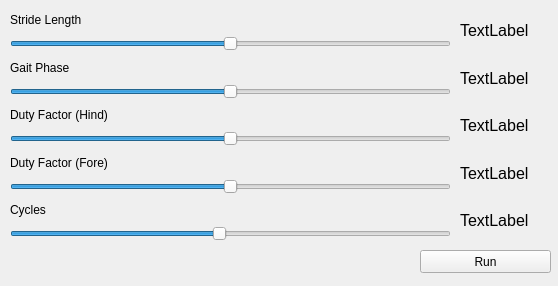
First picture: the form in resources/gui/GaitGeneratorUI.ui, repository sernst/Cadence, before the edit.
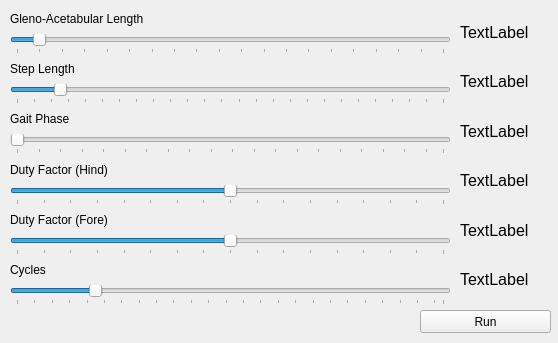
Second picture: the form after the edit.

Commit message: Updated GaitVisualizer with additional scene and material assignment for enhanced viewing.

What changed in the file:
```diff
--- a/resources/gui/GaitGeneratorUI.ui
+++ b/resources/gui/GaitGeneratorUI.ui
@@ -7,7 +7,7 @@
     <x>0</x>
     <y>0</y>
     <width>558</width>
-    <height>286</height>
+    <height>343</height>
    </rect>
   </property>
   <property name="windowTitle">
@@ -19,31 +19,75 @@
      <x>10</x>
      <y>10</y>
      <width>441</width>
-     <height>231</height>
+     <height>295</height>
     </rect>
    </property>
    <layout class="QVBoxLayout" name="verticalLayout">
     <item>
-     <widget class="QLabel" name="label_4">
+     <widget class="QLabel" name="label_6">
       <property name="text">
-       <string>Stride Length</string>
+       <string>Gleno-Acetabular Length</string>
       </property>
      </widget>
     </item>
     <item>
-     <widget class="QSlider" name="strideLengthSlider">
+     <widget class="QSlider" name="gadLengthSlider">
+      <property name="minimum">
+       <number>50</number>
+      </property>
       <property name="maximum">
-       <number>200</number>
+       <number>1000</number>
       </property>
       <property name="singleStep">
        <number>10</number>
       </property>
+      <property name="pageStep">
+       <number>50</number>
+      </property>
       <property name="value">
        <number>100</number>
       </property>
       <property name="orientation">
        <enum>Qt::Horizontal</enum>
       </property>
+      <property name="tickPosition">
+       <enum>QSlider::TicksBelow</enum>
+      </property>
+      <property name="tickInterval">
+       <number>50</number>
+      </property>
+     </widget>
+    </item>
+    <item>
+     <widget class="QLabel" name="label_4">
+      <property name="text">
+       <string>Step Length</string>
+      </property>
+     </widget>
+    </item>
+    <item>
+     <widget class="QSlider" name="stepLengthSlider">
+      <property name="maximum">
+       <number>500</number>
+      </property>
+      <property name="singleStep">
+       <number>10</number>
+      </property>
+      <property name="pageStep">
+       <number>50</number>
+      </property>
+      <property name="value">
+       <number>50</number>
+      </property>
+      <property name="orientation">
+       <enum>Qt::Horizontal</enum>
+      </property>
+      <property name="tickPosition">
+       <enum>QSlider::TicksBelow</enum>
+      </property>
+      <property name="tickInterval">
+       <number>20</number>
+      </property>
      </widget>
     </item>
     <item>
@@ -56,14 +100,20 @@
     <item>
      <widget class="QSlider" name="gaitPhaseSlider">
       <property name="minimum">
-       <number>-90</number>
+       <number>0</number>
       </property>
       <property name="maximum">
-       <number>90</number>
+       <number>99</number>
       </property>
       <property name="orientation">
        <enum>Qt::Horizontal</enum>
       </property>
+      <property name="tickPosition">
+       <enum>QSlider::TicksBelow</enum>
+      </property>
+      <property name="tickInterval">
+       <number>5</number>
+      </property>
      </widget>
     </item>
     <item>
@@ -87,6 +137,12 @@
       <property name="orientation">
        <enum>Qt::Horizontal</enum>
       </property>
+      <property name="tickPosition">
+       <enum>QSlider::TicksBelow</enum>
+      </property>
+      <property name="tickInterval">
+       <number>5</number>
+      </property>
      </widget>
     </item>
     <item>
@@ -110,6 +166,12 @@
       <property name="orientation">
        <enum>Qt::Horizontal</enum>
       </property>
+      <property name="tickPosition">
+       <enum>QSlider::TicksBelow</enum>
+      </property>
+      <property name="tickInterval">
+       <number>5</number>
+      </property>
      </widget>
     </item>
     <item>
@@ -125,7 +187,7 @@
        <number>1</number>
       </property>
       <property name="maximum">
-       <number>20</number>
+       <number>50</number>
       </property>
       <property name="value">
        <number>10</number>
@@ -133,6 +195,12 @@
       <property name="orientation">
        <enum>Qt::Horizontal</enum>
       </property>
+      <property name="tickPosition">
+       <enum>QSlider::TicksBelow</enum>
+      </property>
+      <property name="tickInterval">
+       <number>2</number>
+      </property>
      </widget>
     </item>
    </layout>
@@ -141,7 +209,7 @@
    <property name="geometry">
     <rect>
      <x>420</x>
-     <y>250</y>
+     <y>310</y>
      <width>131</width>
      <height>23</height>
     </rect>
@@ -156,12 +224,24 @@
      <x>460</x>
      <y>10</y>
      <width>91</width>
-     <height>231</height>
+     <height>291</height>
     </rect>
    </property>
    <layout class="QVBoxLayout" name="verticalLayout_2">
     <item>
-     <widget class="QLabel" name="strideLengthLabel">
+     <widget class="QLabel" name="gadLengthLabel">
+      <property name="font">
+       <font>
+        <pointsize>12</pointsize>
+       </font>
+      </property>
+      <property name="text">
+       <string>TextLabel</string>
+      </property>
+     </widget>
+    </item>
+    <item>
+     <widget class="QLabel" name="stepLengthLabel">
       <property name="font">
        <font>
         <pointsize>12</pointsize>
```
Left out of the diff: 12 changed lines with no effect on the pictures. The commit also changes 4 other files.
